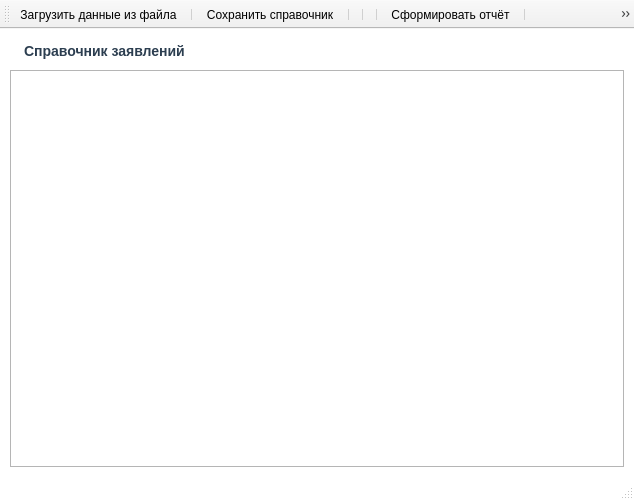
First picture: the form in report_directory.ui, repository Hash3816/PoiliceDirectory, before the edit.
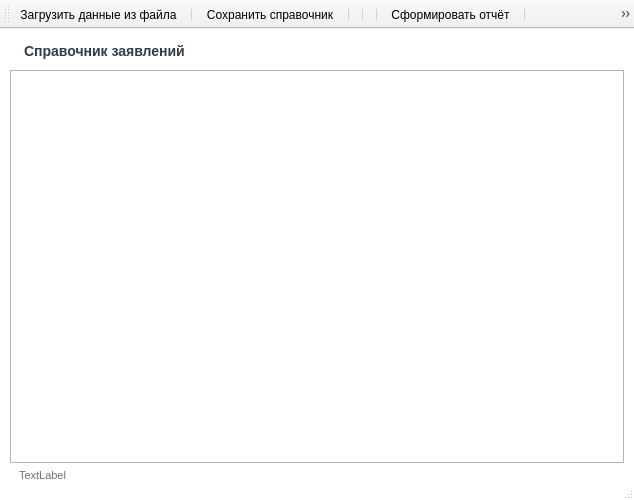
Second picture: the form after the edit. Icons and pictures are not drawn.

```diff
--- a/report_directory.ui
+++ b/report_directory.ui
@@ -518,7 +518,13 @@
     margin-right: 6px;
     margin-top: 5px;           
     margin-bottom: 5px;        
-}</string>
+}
+
+QStatusBar {
+    min-height: 10px;
+    max-height: 20px;
+   }
+</string>
   </property>
   <property name="animated">
    <bool>false</bool>
@@ -1500,6 +1506,32 @@
       <property name="editTriggers">
        <set>QAbstractItemView::EditTrigger::NoEditTriggers</set>
       </property>
+      <attribute name="verticalHeaderVisible">
+       <bool>false</bool>
+      </attribute>
+     </widget>
+    </item>
+    <item>
+     <widget class="QLabel" name="SelectRowText">
+      <property name="maximumSize">
+       <size>
+        <width>16777215</width>
+        <height>50</height>
+       </size>
+      </property>
+      <property name="styleSheet">
+       <string notr="true">color: #707070;
+font-size: 11px;</string>
+      </property>
+      <property name="text">
+       <string>TextLabel</string>
+      </property>
+      <property name="margin">
+       <number>0</number>
+      </property>
+      <property name="indent">
+       <number>9</number>
+      </property>
      </widget>
     </item>
    </layout>
@@ -1508,7 +1540,7 @@
    <property name="minimumSize">
     <size>
      <width>0</width>
-     <height>25</height>
+     <height>10</height>
     </size>
    </property>
   </widget>
```
Left out of the diff: 23 changed lines with no effect on the pictures.
